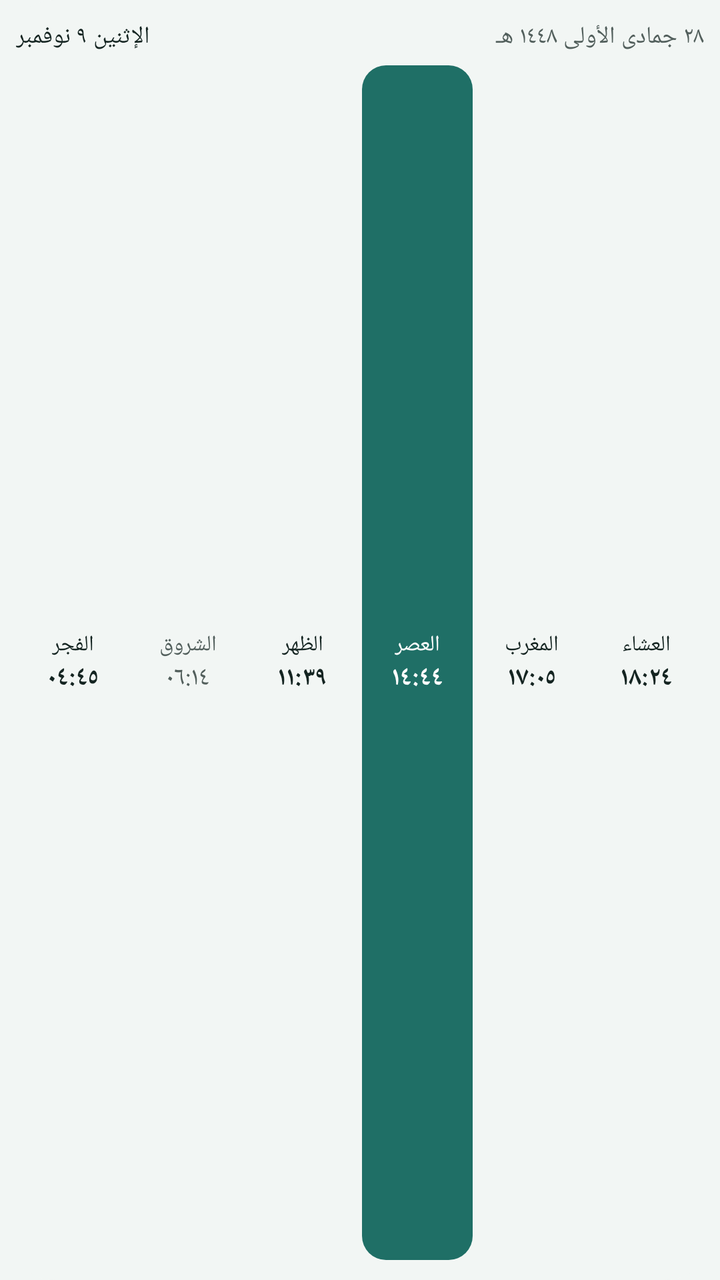
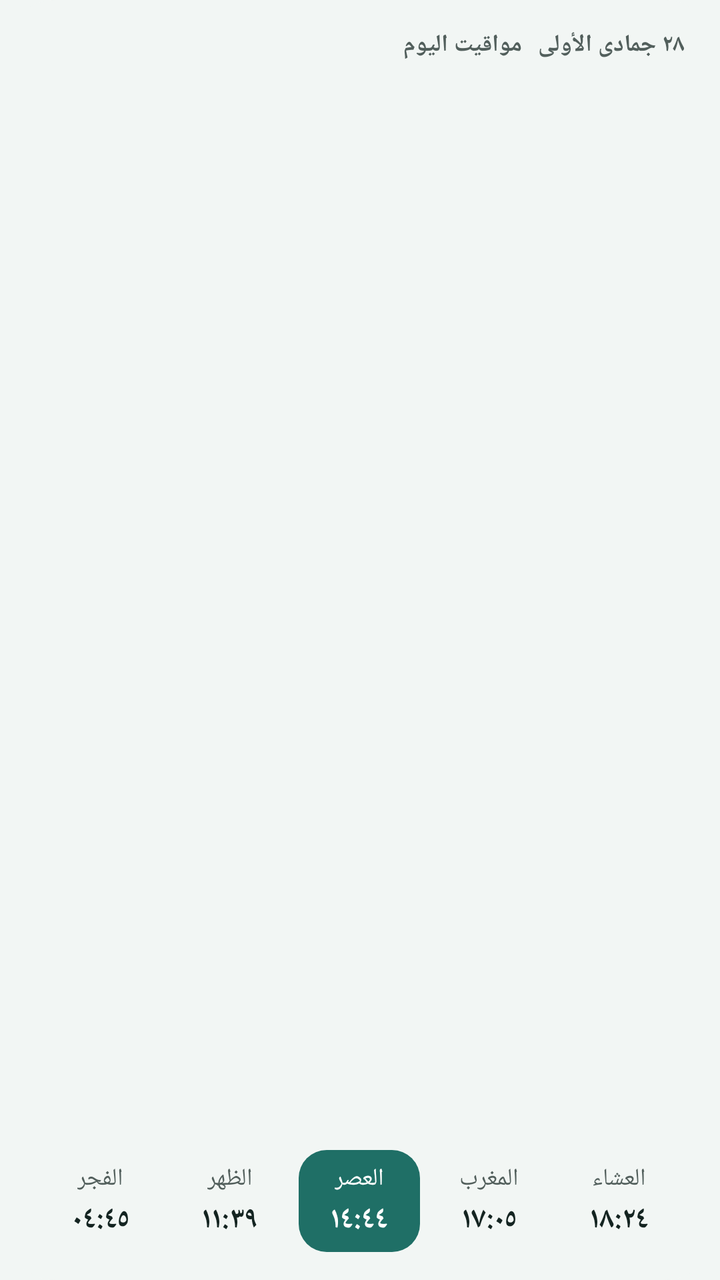

An Android layout rendered at two revisions. The XML below is the earlier revision; the diff shows what the commit changed to produce the second picture.
<!-- AndroidManifest.xml: application theme Theme.Mawaqeet -->
<!-- res/layout/widget_preview_today_times.xml -->
<?xml version="1.0" encoding="utf-8"?>
<LinearLayout xmlns:android="http://schemas.android.com/apk/res/android"
    android:layout_width="match_parent"
    android:layout_height="match_parent"
    android:background="@drawable/widget_background"
    android:backgroundTint="@color/widget_background"
    android:gravity="top"
    android:orientation="vertical"
    android:paddingHorizontal="8dp"
    android:paddingVertical="10dp">

    <LinearLayout
        android:layout_width="match_parent"
        android:layout_height="wrap_content"
        android:orientation="horizontal">

        <TextView
            android:layout_width="wrap_content"
            android:layout_height="wrap_content"
            android:maxLines="1"
            android:text="@string/widget_preview_date"
            android:textColor="@color/widget_text"
            android:textSize="12sp" />

        <TextView
            android:layout_width="0dp"
            android:layout_height="wrap_content"
            android:layout_marginStart="8dp"
            android:layout_weight="1"
            android:ellipsize="end"
            android:maxLines="1"
            android:text="@string/widget_preview_hijri"
            android:textColor="@color/widget_text_muted"
            android:textSize="12sp" />
    </LinearLayout>

    <LinearLayout
        android:layout_width="match_parent"
        android:layout_height="0dp"
        android:layout_marginTop="6dp"
        android:layout_weight="1"
        android:orientation="horizontal">

        <LinearLayout
            android:layout_width="0dp"
            android:layout_height="match_parent"
            android:layout_marginHorizontal="1dp"
            android:layout_weight="1"
            android:gravity="center"
            android:orientation="vertical">

            <TextView
                android:layout_width="wrap_content"
                android:layout_height="wrap_content"
                android:maxLines="1"
                android:text="@string/prayer_fajr"
                android:textColor="@color/widget_text"
                android:textSize="11sp" />

            <TextView
                android:layout_width="wrap_content"
                android:layout_height="wrap_content"
                android:maxLines="1"
                android:text="@string/widget_preview_fajr_time"
                android:textColor="@color/widget_text"
                android:textSize="13sp"
                android:textStyle="bold" />
        </LinearLayout>
        <LinearLayout
            android:layout_width="0dp"
            android:layout_height="match_parent"
            android:layout_marginHorizontal="1dp"
            android:layout_weight="1"
            android:gravity="center"
            android:orientation="vertical">

            <TextView
                android:layout_width="wrap_content"
                android:layout_height="wrap_content"
                android:maxLines="1"
                android:text="@string/sunrise"
                android:textColor="@color/widget_text_muted"
                android:textSize="11sp" />

            <TextView
                android:layout_width="wrap_content"
                android:layout_height="wrap_content"
                android:maxLines="1"
                android:text="@string/widget_preview_sunrise_time"
                android:textColor="@color/widget_text_muted"
                android:textSize="13sp" />
        </LinearLayout>
        <LinearLayout
            android:layout_width="0dp"
            android:layout_height="match_parent"
            android:layout_marginHorizontal="1dp"
            android:layout_weight="1"
            android:gravity="center"
            android:orientation="vertical">

            <TextView
                android:layout_width="wrap_content"
                android:layout_height="wrap_content"
                android:maxLines="1"
                android:text="@string/prayer_dhuhr"
                android:textColor="@color/widget_text"
                android:textSize="11sp" />

            <TextView
                android:layout_width="wrap_content"
                android:layout_height="wrap_content"
                android:maxLines="1"
                android:text="@string/widget_preview_dhuhr_time"
                android:textColor="@color/widget_text"
                android:textSize="13sp"
                android:textStyle="bold" />
        </LinearLayout>
        <LinearLayout
            android:layout_width="0dp"
            android:layout_height="match_parent"
            android:layout_marginHorizontal="1dp"
            android:layout_weight="1"
            android:background="@drawable/widget_cell_next"
            android:backgroundTint="@color/widget_accent"
            android:gravity="center"
            android:orientation="vertical">

            <TextView
                android:layout_width="wrap_content"
                android:layout_height="wrap_content"
                android:maxLines="1"
                android:text="@string/prayer_asr"
                android:textColor="@color/widget_on_accent"
                android:textSize="11sp" />

            <TextView
                android:layout_width="wrap_content"
                android:layout_height="wrap_content"
                android:maxLines="1"
                android:text="@string/widget_preview_asr_time"
                android:textColor="@color/widget_on_accent"
                android:textSize="13sp"
                android:textStyle="bold" />
        </LinearLayout>
        <LinearLayout
            android:layout_width="0dp"
            android:layout_height="match_parent"
            android:layout_marginHorizontal="1dp"
            android:layout_weight="1"
            android:gravity="center"
            android:orientation="vertical">

            <TextView
                android:layout_width="wrap_content"
                android:layout_height="wrap_content"
                android:maxLines="1"
                android:text="@string/prayer_maghrib"
                android:textColor="@color/widget_text"
                android:textSize="11sp" />

            <TextView
                android:layout_width="wrap_content"
                android:layout_height="wrap_content"
                android:maxLines="1"
                android:text="@string/widget_preview_maghrib_time"
                android:textColor="@color/widget_text"
                android:textSize="13sp"
                android:textStyle="bold" />
        </LinearLayout>
        <LinearLayout
            android:layout_width="0dp"
            android:layout_height="match_parent"
            android:layout_marginHorizontal="1dp"
            android:layout_weight="1"
            android:gravity="center"
            android:orientation="vertical">

            <TextView
                android:layout_width="wrap_content"
                android:layout_height="wrap_content"
                android:maxLines="1"
                android:text="@string/prayer_isha"
                android:textColor="@color/widget_text"
                android:textSize="11sp" />

            <TextView
                android:layout_width="wrap_content"
                android:layout_height="wrap_content"
                android:maxLines="1"
                android:text="@string/widget_preview_isha_time"
                android:textColor="@color/widget_text"
                android:textSize="13sp"
                android:textStyle="bold" />
        </LinearLayout>
    </LinearLayout>
</LinearLayout>
<!-- resources referenced by this layout -->
<resources>
  <color name="widget_accent">#1F6F66</color>
  <color name="widget_background">#F2F6F4</color>
  <color name="widget_on_accent">#FFFFFF</color>
  <color name="widget_text">#142421</color>
  <color name="widget_text_muted">#525F5C</color>
  <!-- drawable widget_background (drawable) -->
  <?xml version="1.0" encoding="utf-8"?>
  <shape xmlns:android="http://schemas.android.com/apk/res/android" android:shape="rectangle">
      <solid android:color="@android:color/white" />
      <corners android:radius="@dimen/widget_radius" />
  </shape>
  <!-- drawable widget_cell_next (drawable) -->
  <?xml version="1.0" encoding="utf-8"?>
  <shape xmlns:android="http://schemas.android.com/apk/res/android" android:shape="rectangle">
      <solid android:color="@android:color/white" />
      <corners android:radius="12dp" />
  </shape>
  <string name="prayer_asr">العصر</string>
  <string name="prayer_dhuhr">الظهر</string>
  <string name="prayer_fajr">الفجر</string>
  <string name="prayer_isha">العشاء</string>
  <string name="prayer_maghrib">المغرب</string>
  <string name="sunrise">الشروق</string>
  <string name="widget_preview_asr_time">١٤:٤٤</string>
  <string name="widget_preview_date">الإثنين ٩ نوفمبر</string>
  <string name="widget_preview_dhuhr_time">١١:٣٩</string>
  <string name="widget_preview_fajr_time">٠٤:٤٥</string>
  <string name="widget_preview_hijri">٢٨ جمادى الأولى ١٤٤٨ هـ</string>
  <string name="widget_preview_isha_time">١٨:٢٤</string>
  <string name="widget_preview_maghrib_time">١٧:٠٥</string>
  <string name="widget_preview_sunrise_time">٠٦:١٤</string>
  <style name="Theme.Mawaqeet" parent="Theme.AppCompat.DayNight.NoActionBar">
          
          <item name="android:windowBackground">@color/window_background</item>
      </style>
  <dimen name="widget_radius">16dp</dimen>
  <color name="window_background">#F2F6F4</color>
</resources>

<!-- the commit's change to res/layout/widget_preview_today_times.xml (unified diff, before → after) -->
@@ -6,8 +6,8 @@
     android:backgroundTint="@color/widget_background"
     android:gravity="top"
     android:orientation="vertical"
-    android:paddingHorizontal="8dp"
-    android:paddingVertical="10dp">
+    android:paddingHorizontal="18dp"
+    android:paddingVertical="14dp">
 
     <LinearLayout
         android:layout_width="match_parent"
@@ -15,47 +15,50 @@
         android:orientation="horizontal">
 
         <TextView
+            android:layout_width="0dp"
+            android:layout_height="wrap_content"
+            android:layout_weight="1"
+            android:ellipsize="end"
+            android:maxLines="1"
+            android:text="@string/widget_today_times"
+            android:textColor="@color/widget_text_muted"
+            android:textSize="12sp"
+            android:textStyle="bold" />
+
+        <TextView
             android:layout_width="wrap_content"
             android:layout_height="wrap_content"
             android:maxLines="1"
-            android:text="@string/widget_preview_date"
-            android:textColor="@color/widget_text"
-            android:textSize="12sp" />
-
-        <TextView
-            android:layout_width="0dp"
-            android:layout_height="wrap_content"
-            android:layout_marginStart="8dp"
-            android:layout_weight="1"
-            android:ellipsize="end"
-            android:maxLines="1"
-            android:text="@string/widget_preview_hijri"
+            android:text="@string/widget_preview_hijri_short"
             android:textColor="@color/widget_text_muted"
-            android:textSize="12sp" />
+            android:textSize="12sp"
+            android:textStyle="bold"
+                android:layout_marginStart="8dp" />
     </LinearLayout>
 
     <LinearLayout
         android:layout_width="match_parent"
         android:layout_height="0dp"
-        android:layout_marginTop="6dp"
         android:layout_weight="1"
+        android:gravity="bottom"
         android:orientation="horizontal">
 
         <LinearLayout
             android:layout_width="0dp"
-            android:layout_height="match_parent"
-            android:layout_marginHorizontal="1dp"
+            android:layout_height="wrap_content"
+            android:layout_marginHorizontal="2dp"
             android:layout_weight="1"
             android:gravity="center"
-            android:orientation="vertical">
+            android:orientation="vertical"
+            android:paddingVertical="6dp">
 
             <TextView
                 android:layout_width="wrap_content"
                 android:layout_height="wrap_content"
                 android:maxLines="1"
                 android:text="@string/prayer_fajr"
-                android:textColor="@color/widget_text"
-                android:textSize="11sp" />
+                android:textColor="@color/widget_text_muted"
+                android:textSize="12sp" />
 
             <TextView
                 android:layout_width="wrap_content"
@@ -63,48 +66,27 @@
                 android:maxLines="1"
                 android:text="@string/widget_preview_fajr_time"
                 android:textColor="@color/widget_text"
-                android:textSize="13sp"
-                android:textStyle="bold" />
+                android:textSize="15sp"
+                android:textStyle="bold"
+                android:layout_marginTop="2dp" />
         </LinearLayout>
+
         <LinearLayout
             android:layout_width="0dp"
-            android:layout_height="match_parent"
-            android:layout_marginHorizontal="1dp"
+            android:layout_height="wrap_content"
+            android:layout_marginHorizontal="2dp"
             android:layout_weight="1"
             android:gravity="center"
-            android:orientation="vertical">
-
-            <TextView
-                android:layout_width="wrap_content"
-                android:layout_height="wrap_content"
-                android:maxLines="1"
-                android:text="@string/sunrise"
-                android:textColor="@color/widget_text_muted"
-                android:textSize="11sp" />
-
-            <TextView
-                android:layout_width="wrap_content"
-                android:layout_height="wrap_content"
-                android:maxLines="1"
-                android:text="@string/widget_preview_sunrise_time"
-                android:textColor="@color/widget_text_muted"
-                android:textSize="13sp" />
-        </LinearLayout>
-        <LinearLayout
-            android:layout_width="0dp"
-            android:layout_height="match_parent"
-            android:layout_marginHorizontal="1dp"
-            android:layout_weight="1"
-            android:gravity="center"
-            android:orientation="vertical">
+            android:orientation="vertical"
+            android:paddingVertical="6dp">
 
             <TextView
                 android:layout_width="wrap_content"
                 android:layout_height="wrap_content"
                 android:maxLines="1"
                 android:text="@string/prayer_dhuhr"
-                android:textColor="@color/widget_text"
-                android:textSize="11sp" />
+                android:textColor="@color/widget_text_muted"
+                android:textSize="12sp" />
 
             <TextView
                 android:layout_width="wrap_content"
@@ -112,18 +94,21 @@
                 android:maxLines="1"
                 android:text="@string/widget_preview_dhuhr_time"
                 android:textColor="@color/widget_text"
-                android:textSize="13sp"
-                android:textStyle="bold" />
+                android:textSize="15sp"
+                android:textStyle="bold"
+                android:layout_marginTop="2dp" />
         </LinearLayout>
+
         <LinearLayout
             android:layout_width="0dp"
-            android:layout_height="match_parent"
-            android:layout_marginHorizontal="1dp"
+            android:layout_height="wrap_content"
+            android:layout_marginHorizontal="2dp"
             android:layout_weight="1"
             android:background="@drawable/widget_cell_next"
             android:backgroundTint="@color/widget_accent"
             android:gravity="center"
-            android:orientation="vertical">
+            android:orientation="vertical"
+            android:paddingVertical="6dp">
 
             <TextView
                 android:layout_width="wrap_content"
@@ -131,7 +116,7 @@
                 android:maxLines="1"
                 android:text="@string/prayer_asr"
                 android:textColor="@color/widget_on_accent"
-                android:textSize="11sp" />
+                android:textSize="12sp" />
 
             <TextView
                 android:layout_width="wrap_content"
@@ -139,24 +124,27 @@
                 android:maxLines="1"
                 android:text="@string/widget_preview_asr_time"
                 android:textColor="@color/widget_on_accent"
-                android:textSize="13sp"
-                android:textStyle="bold" />
+                android:textSize="15sp"
+                android:textStyle="bold"
+                android:layout_marginTop="2dp" />
         </LinearLayout>
+
         <LinearLayout
             android:layout_width="0dp"
-            android:layout_height="match_parent"
-            android:layout_marginHorizontal="1dp"
+            android:layout_height="wrap_content"
+            android:layout_marginHorizontal="2dp"
             android:layout_weight="1"
             android:gravity="center"
-            android:orientation="vertical">
+            android:orientation="vertical"
+            android:paddingVertical="6dp">
 
             <TextView
                 android:layout_width="wrap_content"
                 android:layout_height="wrap_content"
                 android:maxLines="1"
                 android:text="@string/prayer_maghrib"
-                android:textColor="@color/widget_text"
-                android:textSize="11sp" />
+                android:textColor="@color/widget_text_muted"
+                android:textSize="12sp" />
 
             <TextView
                 android:layout_width="wrap_content"
@@ -164,24 +152,27 @@
                 android:maxLines="1"
                 android:text="@string/widget_preview_maghrib_time"
                 android:textColor="@color/widget_text"
-                android:textSize="13sp"
-                android:textStyle="bold" />
+                android:textSize="15sp"
+                android:textStyle="bold"
+                android:layout_marginTop="2dp" />
         </LinearLayout>
+
         <LinearLayout
             android:layout_width="0dp"
-            android:layout_height="match_parent"
-            android:layout_marginHorizontal="1dp"
+            android:layout_height="wrap_content"
+            android:layout_marginHorizontal="2dp"
             android:layout_weight="1"
             android:gravity="center"
-            android:orientation="vertical">
+            android:orientation="vertical"
+            android:paddingVertical="6dp">
 
             <TextView
                 android:layout_width="wrap_content"
                 android:layout_height="wrap_content"
                 android:maxLines="1"
                 android:text="@string/prayer_isha"
-                android:textColor="@color/widget_text"
-                android:textSize="11sp" />
+                android:textColor="@color/widget_text_muted"
+                android:textSize="12sp" />
 
             <TextView
                 android:layout_width="wrap_content"
@@ -189,8 +180,9 @@
                 android:maxLines="1"
                 android:text="@string/widget_preview_isha_time"
                 android:textColor="@color/widget_text"
-                android:textSize="13sp"
-                android:textStyle="bold" />
+                android:textSize="15sp"
+                android:textStyle="bold"
+                android:layout_marginTop="2dp" />
         </LinearLayout>
     </LinearLayout>
 </LinearLayout>
<!-- resource entries referenced after the edit -->
@@ -15,27 +15,25 @@
   <?xml version="1.0" encoding="utf-8"?>
   <shape xmlns:android="http://schemas.android.com/apk/res/android" android:shape="rectangle">
       <solid android:color="@android:color/white" />
-      <corners android:radius="12dp" />
+      <corners android:radius="14dp" />
   </shape>
   <string name="prayer_asr">العصر</string>
   <string name="prayer_dhuhr">الظهر</string>
   <string name="prayer_fajr">الفجر</string>
   <string name="prayer_isha">العشاء</string>
   <string name="prayer_maghrib">المغرب</string>
-  <string name="sunrise">الشروق</string>
   <string name="widget_preview_asr_time">١٤:٤٤</string>
-  <string name="widget_preview_date">الإثنين ٩ نوفمبر</string>
   <string name="widget_preview_dhuhr_time">١١:٣٩</string>
   <string name="widget_preview_fajr_time">٠٤:٤٥</string>
-  <string name="widget_preview_hijri">٢٨ جمادى الأولى ١٤٤٨ هـ</string>
+  <string name="widget_preview_hijri_short">٢٨ جمادى الأولى</string>
   <string name="widget_preview_isha_time">١٨:٢٤</string>
   <string name="widget_preview_maghrib_time">١٧:٠٥</string>
-  <string name="widget_preview_sunrise_time">٠٦:١٤</string>
+  <string name="widget_today_times">مواقيت اليوم</string>
   <style name="Theme.Mawaqeet" parent="Theme.AppCompat.DayNight.NoActionBar">
           
           <item name="android:windowBackground">@color/window_background</item>
       </style>
-  <dimen name="widget_radius">16dp</dimen>
+  <dimen name="widget_radius">24dp</dimen>
   <color name="window_background">#F2F6F4</color>
 </resources>
 
